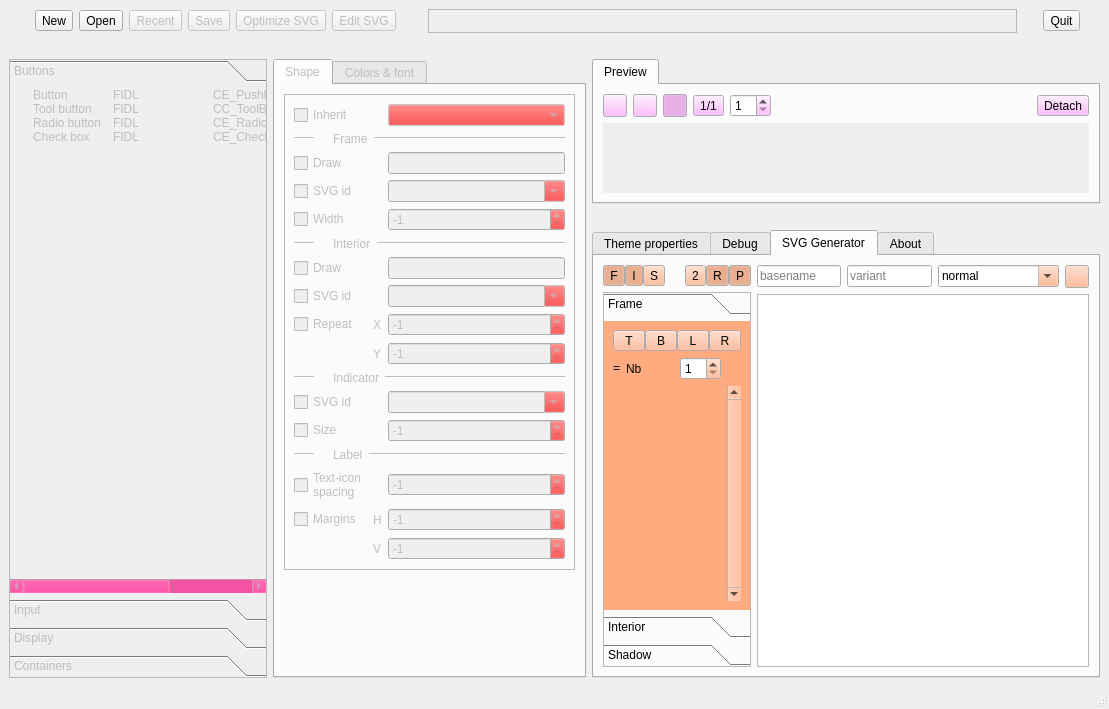
First picture: the form in themebuilder/ThemeBuilderUIBase.ui, repository DexterMagnific/QSvgStyle, before the edit.
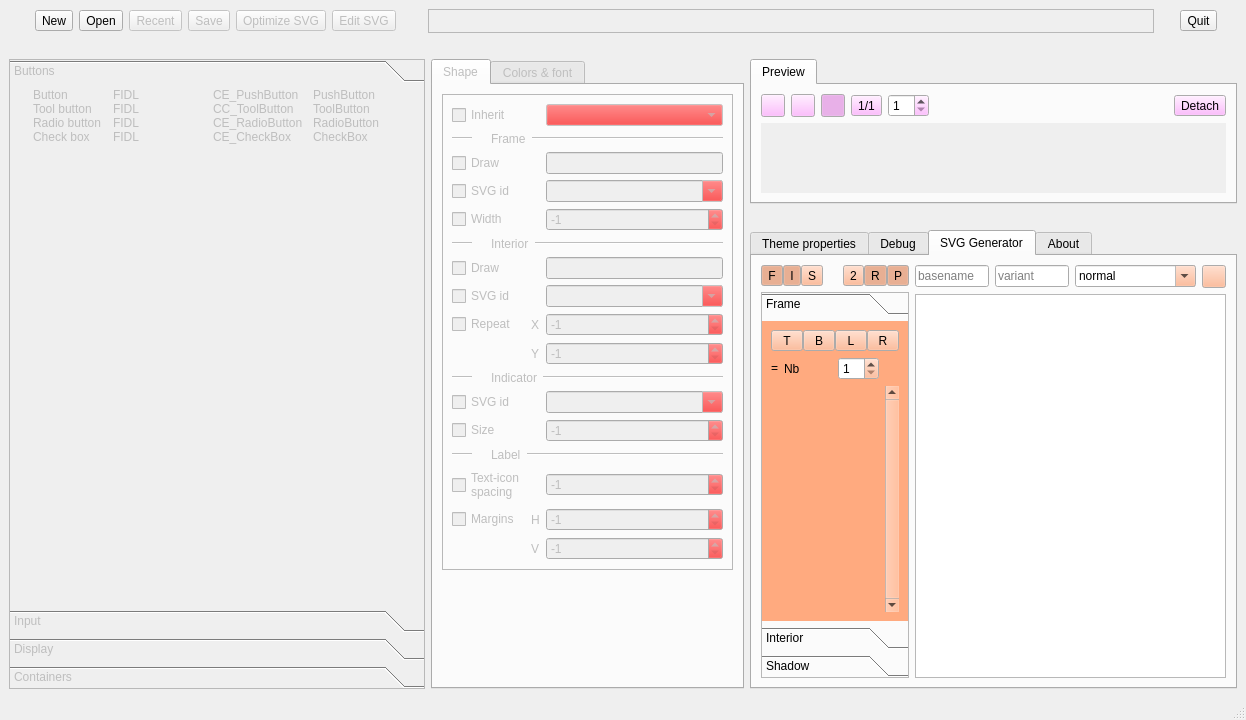
Second picture: the form after the edit. The open tabs and pages were chosen to show the change. Icons and pictures are not drawn.

The edit to the form file:
```diff
--- a/themebuilder/ThemeBuilderUIBase.ui
+++ b/themebuilder/ThemeBuilderUIBase.ui
@@ -6,8 +6,8 @@
    <rect>
     <x>0</x>
     <y>0</y>
-    <width>1109</width>
-    <height>709</height>
+    <width>1111</width>
+    <height>720</height>
    </rect>
   </property>
   <property name="windowTitle">
@@ -61,7 +61,7 @@
          <x>0</x>
          <y>0</y>
          <width>256</width>
-         <height>493</height>
+         <height>498</height>
         </rect>
        </property>
        <property name="palette">
@@ -119,8 +119,17 @@
         </property>
         <item row="0" column="0">
          <widget class="QTreeWidget" name="buttonList">
+          <property name="sizePolicy">
+           <sizepolicy hsizetype="Maximum" vsizetype="Expanding">
+            <horstretch>0</horstretch>
+            <verstretch>0</verstretch>
+           </sizepolicy>
+          </property>
           <property name="frameShape">
-           <enum>QFrame::NoFrame</enum>
+           <enum>QFrame::Shape::NoFrame</enum>
+          </property>
+          <property name="sizeAdjustPolicy">
+           <enum>QAbstractScrollArea::SizeAdjustPolicy::AdjustToContents</enum>
           </property>
           <attribute name="headerVisible">
            <bool>false</bool>
@@ -1250,8 +1259,8 @@
             <rect>
              <x>0</x>
              <y>0</y>
-             <width>507</width>
-             <height>56</height>
+             <width>488</width>
+             <height>50</height>
             </rect>
            </property>
           </widget>
@@ -2602,8 +2611,8 @@
               <rect>
                <x>0</x>
                <y>0</y>
-               <width>192</width>
-               <height>307</height>
+               <width>174</width>
+               <height>279</height>
               </rect>
              </property>
              <attribute name="label">
@@ -2896,8 +2905,8 @@
                   <rect>
                    <x>0</x>
                    <y>0</y>
-                   <width>180</width>
-                   <height>241</height>
+                   <width>160</width>
+                   <height>205</height>
                   </rect>
                  </property>
                  <layout class="QGridLayout" name="gridLayout_27">
```
Left out of the diff: 291 changed lines with no effect on the pictures.
